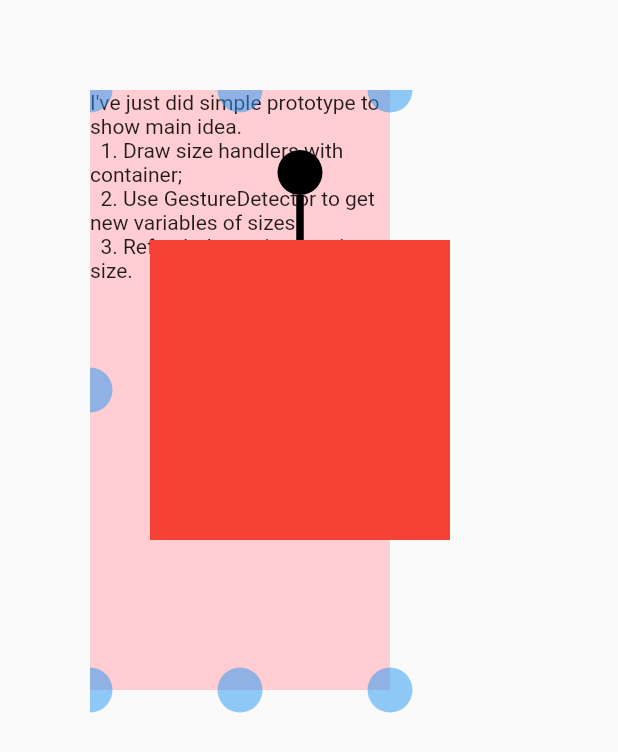
After one commit to dariocavada/interactive_image, a Flutter app: the TestDrag screen opened directly, on a phone screen of 412 x 824 dp. The commit adds this screen. Shown: the top 752 px of the screen. Run offline on Flutter 3.47's test engine with Material 2 defaults, Android fonts, the phone set to English and light mode, and no system bars; our stand-ins replace cached_network_image, flutter_cache_manager, flutter_form_builder, flutter_map, latlong2, share_plus; missing offline and left inert: positioned_tap_detector_2; network calls fail.

Commit message:
Updaate for Flutter 3.0

```diff
--- a/example/lib/animated_map.dart
+++ b/example/lib/animated_map.dart
@@ -229,7 +229,7 @@ class AnimatedMapControllerPageState extends State<AnimatedMapControllerPage>
                   //slideOnBoundaries: false,
                   //adaptiveBoundaries: true,
                   //boundsOptions: FitBoundsOptions,
-                  onTap: (latLng) {
+                  onTap: (tapPosition, latLng) {
                     print('Lat: ${latLng.latitude}, Lng:${latLng.latitude}');
                     setState(() {
                       c.latitude = latLng.latitude;
--- /dev/null
+++ b/example/lib/testdrag.dart
@@ -0,0 +1,366 @@
+import 'package:flutter/material.dart';
+
+double ballRadius = 7.5;
+
+class TestDrag extends StatefulWidget {
+  @override
+  _TestDragState createState() => _TestDragState();
+}
+
+class _TestDragState extends State<TestDrag> {
+  double _angle = 0.0;
+  double _oldAngle = 0.0;
+  double _angleDelta = 0.0;
+
+  @override
+  Widget build(BuildContext context) {
+    return Scaffold(
+      body: SafeArea(
+        child: Stack(
+          children: [
+            Demo(),
+            Positioned(
+              top: 100,
+              left: 100,
+              child: Transform.rotate(
+                angle: _angle,
+                child: Column(
+                  children: [
+                    Container(
+                      width: 30,
+                      height: 30,
+                      decoration: BoxDecoration(
+                        color: Colors.black,
+                        borderRadius: BorderRadius.circular(30),
+                      ),
+                      child: LayoutBuilder(
+                        builder: (context, constraints) {
+                          //   Offset centerOfGestureDetector = Offset(
+                          // constraints.maxWidth / 2, constraints.maxHeight / 2);
+                          /**
+                           * using center of positioned element instead to better fit the
+                           * mental map of the user rotating object.
+                           * (height = container height (30) + container height (30) + container height (200)) / 2
+                           */
+                          Offset centerOfGestureDetector =
+                              Offset(constraints.maxWidth / 2, 130);
+                          return GestureDetector(
+                            behavior: HitTestBehavior.translucent,
+                            onPanStart: (details) {
+                              final touchPositionFromCenter =
+                                  details.localPosition -
+                                      centerOfGestureDetector;
+                              _angleDelta =
+                                  _oldAngle - touchPositionFromCenter.direction;
+                            },
+                            onPanEnd: (details) {
+                              setState(
+                                () {
+                                  _oldAngle = _angle;
+                                },
+                              );
+                            },
+                            onPanUpdate: (details) {
+                              final touchPositionFromCenter =
+                                  details.localPosition -
+                                      centerOfGestureDetector;
+
+                              setState(
+                                () {
+                                  _angle = touchPositionFromCenter.direction +
+                                      _angleDelta;
+                                },
+                              );
+                            },
+                          );
+                        },
+                      ),
+                    ),
+                    Container(
+                      height: 30,
+                      width: 5,
+                      color: Colors.black,
+                    ),
+                    Container(
+                      height: 200,
+                      width: 200,
+                      color: Colors.red,
+                    ),
+                  ],
+                ),
+              ),
+            )
+          ],
+        ),
+      ),
+    );
+  }
+}
+
+///
+///
+///
+///import 'package:flutter/material.dart';
+
+class Demo extends StatefulWidget {
+  @override
+  _DemoState createState() => _DemoState();
+}
+
+class _DemoState extends State<Demo> {
+  @override
+  Widget build(BuildContext context) {
+    return Container(
+      padding: EdgeInsets.all(60),
+      child: ResizebleWidget(
+        child: Text(
+          '''I've just did simple prototype to show main idea.
+  1. Draw size handlers with container;
+  2. Use GestureDetector to get new variables of sizes
+  3. Refresh the main container size.''',
+        ),
+      ),
+    );
+  }
+}
+
+class ResizebleWidget extends StatefulWidget {
+  ResizebleWidget({required this.child});
+
+  final Widget child;
+  @override
+  _ResizebleWidgetState createState() => _ResizebleWidgetState();
+}
+
+const ballDiameter = 30.0;
+
+class _ResizebleWidgetState extends State<ResizebleWidget> {
+  double height = 400;
+  double width = 200;
+
+  double top = 0;
+  double left = 0;
+
+  void onDrag(double dx, double dy) {
+    var newHeight = height + dy;
+    var newWidth = width + dx;
+
+    setState(() {
+      height = newHeight > 0 ? newHeight : 0;
+      width = newWidth > 0 ? newWidth : 0;
+    });
+  }
+
+  @override
+  Widget build(BuildContext context) {
+    return Stack(
+      children: <Widget>[
+        Positioned(
+          top: top,
+          left: left,
+          child: Container(
+            height: height,
+            width: width,
+            color: Colors.red[100],
+            child: widget.child,
+          ),
+        ),
+        // top left
+        Positioned(
+          top: top - ballDiameter / 2,
+          left: left - ballDiameter / 2,
+          child: ManipulatingBall(
+            onDrag: (dx, dy) {
+              var mid = (dx + dy) / 2;
+              var newHeight = height - 2 * mid;
+              var newWidth = width - 2 * mid;
+
+              setState(() {
+                height = newHeight > 0 ? newHeight : 0;
+                width = newWidth > 0 ? newWidth : 0;
+                top = top + mid;
+                left = left + mid;
+              });
+            },
+          ),
+        ),
+        // top middle
+        Positioned(
+          top: top - ballDiameter / 2,
+          left: left + width / 2 - ballDiameter / 2,
+          child: ManipulatingBall(
+            onDrag: (dx, dy) {
+              var newHeight = height - dy;
+
+              setState(() {
+                height = newHeight > 0 ? newHeight : 0;
+                top = top + dy;
+              });
+            },
+          ),
+        ),
+        // top right
+        Positioned(
+          top: top - ballDiameter / 2,
+          left: left + width - ballDiameter / 2,
+          child: ManipulatingBall(
+            onDrag: (dx, dy) {
+              var mid = (dx + (dy * -1)) / 2;
+
+              var newHeight = height + 2 * mid;
+              var newWidth = width + 2 * mid;
+
+              setState(() {
+                height = newHeight > 0 ? newHeight : 0;
+                width = newWidth > 0 ? newWidth : 0;
+                top = top - mid;
+                left = left - mid;
+              });
+            },
+          ),
+        ),
+        // center right
+        Positioned(
+          top: top + height / 2 - ballDiameter / 2,
+          left: left + width - ballDiameter / 2,
+          child: ManipulatingBall(
+            onDrag: (dx, dy) {
+              var newWidth = width + dx;
+
+              setState(() {
+                width = newWidth > 0 ? newWidth : 0;
+              });
+            },
+          ),
+        ),
+        // bottom right
+        Positioned(
+          top: top + height - ballDiameter / 2,
+          left: left + width - ballDiameter / 2,
+          child: ManipulatingBall(
+            onDrag: (dx, dy) {
+              var mid = (dx + dy) / 2;
+
+              var newHeight = height + 2 * mid;
+              var newWidth = width + 2 * mid;
+
+              setState(() {
+                height = newHeight > 0 ? newHeight : 0;
+                width = newWidth > 0 ? newWidth : 0;
+                top = top - mid;
+                left = left - mid;
+              });
+            },
+          ),
+        ),
+        // bottom center
+        Positioned(
+          top: top + height - ballDiameter / 2,
+          left: left + width / 2 - ballDiameter / 2,
+          child: ManipulatingBall(
+            onDrag: (dx, dy) {
+              var newHeight = height + dy;
+
+              setState(() {
+                height = newHeight > 0 ? newHeight : 0;
+              });
+            },
+          ),
+        ),
+        // bottom left
+        Positioned(
+          top: top + height - ballDiameter / 2,
+          left: left - ballDiameter / 2,
+          child: ManipulatingBall(
+            onDrag: (dx, dy) {
+              var mid = ((dx * -1) + dy) / 2;
+
+              var newHeight = height + 2 * mid;
+              var newWidth = width + 2 * mid;
+
+              setState(() {
+                height = newHeight > 0 ? newHeight : 0;
+                width = newWidth > 0 ? newWidth : 0;
+                top = top - mid;
+                left = left - mid;
+              });
+            },
+          ),
+        ),
+        //left center
+        Positioned(
+          top: top + height / 2 - ballDiameter / 2,
+          left: left - ballDiameter / 2,
+          child: ManipulatingBall(
+            onDrag: (dx, dy) {
+              var newWidth = width - dx;
+
+              setState(() {
+                width = newWidth > 0 ? newWidth : 0;
+                left = left + dx;
+              });
+            },
+          ),
+        ),
+        // center center
+        Positioned(
+          top: top + height / 2 - ballDiameter / 2,
+          left: left + width / 2 - ballDiameter / 2,
+          child: ManipulatingBall(
+            onDrag: (dx, dy) {
+              setState(() {
+                top = top + dy;
+                left = left + dx;
+              });
+            },
+          ),
+        ),
+      ],
+    );
+  }
+}
+
+class ManipulatingBall extends StatefulWidget {
+  ManipulatingBall({Key? key, required this.onDrag});
+
+  final Function onDrag;
+
+  @override
+  _ManipulatingBallState createState() => _ManipulatingBallState();
+}
+
+class _ManipulatingBallState extends State<ManipulatingBall> {
+  double initX = 0;
+  double initY = 0;
+
+  _handleDrag(details) {
+    setState(() {
+      initX = details.globalPosition.dx;
+      initY = details.globalPosition.dy;
+    });
+  }
+
+  _handleUpdate(details) {
+    var dx = details.globalPosition.dx - initX;
+    var dy = details.globalPosition.dy - initY;
+    initX = details.globalPosition.dx;
+    initY = details.globalPosition.dy;
+    widget.onDrag(dx, dy);
+  }
+
+  @override
+  Widget build(BuildContext context) {
+    return GestureDetector(
+      onPanStart: _handleDrag,
+      onPanUpdate: _handleUpdate,
+      child: Container(
+        width: ballDiameter,
+        height: ballDiameter,
+        decoration: BoxDecoration(
+          color: Colors.blue.withOpacity(0.5),
+          shape: BoxShape.circle,
+        ),
+      ),
+    );
+  }
+}
--- a/example/pubspec.yaml
+++ b/example/pubspec.yaml
@@ -25,11 +25,11 @@ dependencies:
     sdk: flutter
 
   cupertino_icons: ^1.0.2
-  share_plus: ^2.1.4
+  share_plus: ^4.0.10
 
-  flutter_map: ^0.13.1
+  flutter_map: ^1.1.1
 
-  flutter_form_builder: ^6.1.0+1
+  flutter_form_builder: ^7.3.1
 
   interactive_image:
     path: ../
--- a/lib/src/models/iconfig.dart
+++ b/lib/src/models/iconfig.dart
@@ -35,6 +35,7 @@ class IConfig {
 class Floor {
   Floor({
     required this.id,
+    required this.label,
     required this.title,
     required this.subtitle,
     required this.description,
@@ -44,6 +45,7 @@ class Floor {
   });
 
   final String id;
+  final String label;
   final String title;
   final String subtitle;
   final String description;
@@ -53,6 +55,7 @@ class Floor {
 
   factory Floor.fromJson(Map<String, dynamic> json) => Floor(
         id: json["id"] ?? '',
+        label: json["label"] ?? json["id"] ?? "",
         title: json["title"] ?? '',
         subtitle: json["subtitle"] ?? '',
         description: json["description"] ?? '',
@@ -64,6 +67,7 @@ class Floor {
 
   Map<String, dynamic> toJson() => {
         "id": id,
+        "label": label,
         "title": title,
         "subtitle": subtitle,
         "description": description,
--- a/lib/src/widgets/interactive_image.dart
+++ b/lib/src/widgets/interactive_image.dart
@@ -72,7 +72,7 @@ class _InteractiveImageState extends State<InteractiveImage> {
     });
 
     _itemTitle = widget.itemtitle;
-    WidgetsBinding.instance?.addPostFrameCallback((_) {
+    WidgetsBinding.instance.addPostFrameCallback((_) {
       _asyncInitializer();
     });
   }
--- a/lib/src/widgets/measured_size.dart
+++ b/lib/src/widgets/measured_size.dart
@@ -26,13 +26,13 @@ class MeasuredSize extends StatefulWidget {
 class _MeasuredSizeState extends State<MeasuredSize> {
   @override
   void initState() {
-    SchedulerBinding.instance!.addPostFrameCallback(postFrameCallback);
+    SchedulerBinding.instance.addPostFrameCallback(postFrameCallback);
     super.initState();
   }
 
   @override
   Widget build(BuildContext context) {
-    SchedulerBinding.instance!.addPostFrameCallback(postFrameCallback);
+    SchedulerBinding.instance.addPostFrameCallback(postFrameCallback);
     return Container(
       key: widgetKey,
       child: widget.child,
--- a/pubspec.yaml
+++ b/pubspec.yaml
@@ -1,6 +1,6 @@
 name: interactive_image
 description: Interactive image widget for simple indoor maps.
-version: 0.0.2
+version: 0.0.3
 homepage:
 
 environment:
@@ -14,7 +14,7 @@ dependencies:
   flutter_cache_manager: ^3.1.2
   cached_network_image: ^3.1.0
   path_provider: ^2.0.2
-  flutter_map: ^0.13.1
+  flutter_map: ^1.1.1
 
 dev_dependencies:
   flutter_test:
```
Also changed, not shown: example/lib/image_map.dart (+7 -5 lines), example/lib/main.dart (+6 -3 lines), lib/src/widgets/interactive_image_map.dart (+56 -11 lines), example/pubspec.lock, pubspec.lock, 2 other files.
